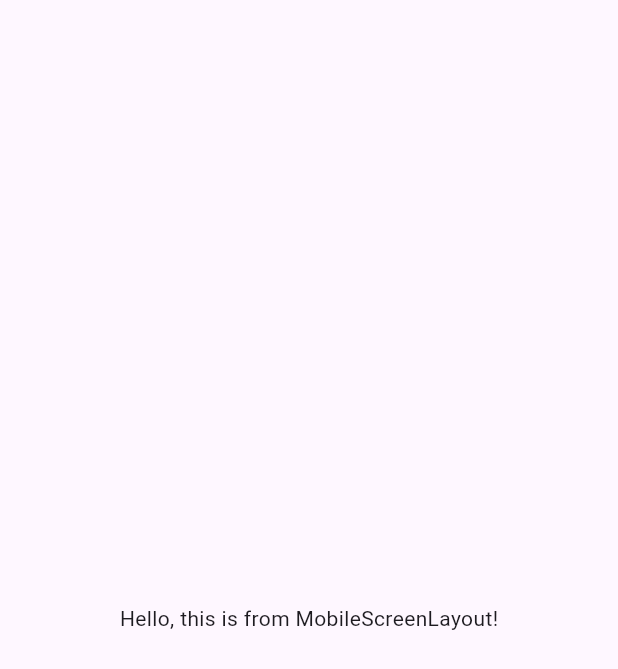
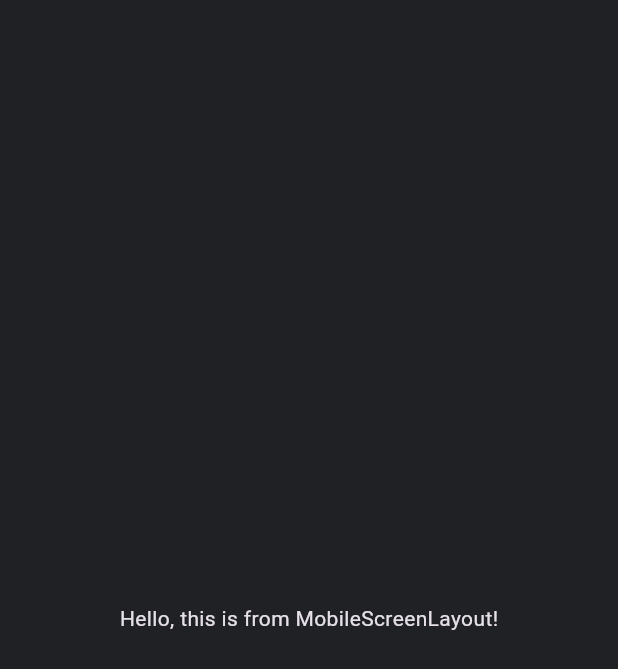
Before and after one commit to aryanbhardwaj24/google_search_clone, a Flutter app: the screen it shows after launch, on a phone screen of 412 x 824 dp. Shown: the top 669 px of the screen. Run offline on Flutter 3.47's test engine with Material 3 defaults, Android fonts, the phone set to English and light mode, and no system bars.

Commit message:
add custom colors that Google uses and update the same in the global theme of the app

```diff
--- a/lib/main.dart
+++ b/lib/main.dart
@@ -1,4 +1,5 @@
 import 'package:flutter/material.dart';
+import 'package:google_search_clone/colors.dart';
 import 'package:google_search_clone/responsive/mobile_screen_layout.dart';
 import 'package:google_search_clone/responsive/responsive_layout_screen.dart';
 import 'package:google_search_clone/responsive/web_screen_layout.dart';
@@ -12,9 +13,12 @@ class MyApp extends StatelessWidget {
 
   @override
   Widget build(BuildContext context) {
-    return const MaterialApp(
+    return MaterialApp(
       debugShowCheckedModeBanner: false,
-      home: ResponsiveLayoutScreen(
+      theme: ThemeData.dark().copyWith(
+        scaffoldBackgroundColor: backgroundColor,
+      ),
+      home: const ResponsiveLayoutScreen(
         mobileScreenLayout: MobileScreenLayout(),
         webScreenLayout: WebScreenLayout(),
       ),
```
Also changed, not shown: lib/colors.dart (added, +8 -0 lines).
